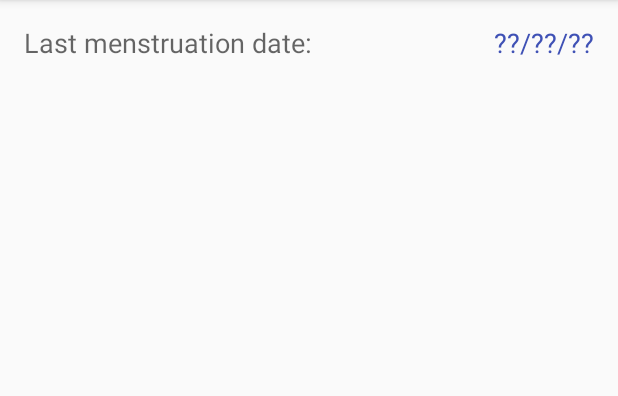
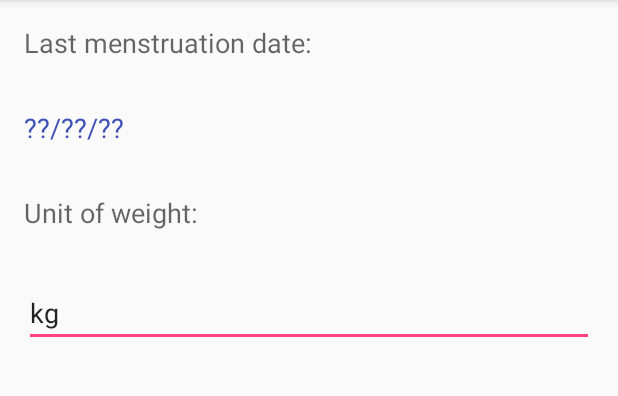
Before and after one commit to abiernacka1990/pregnancy-calendar, an Android app: the fragment SettingsFragment placed in its activity, after a tap on "Calendar", on a phone screen of 412 x 824 dp, the part 84-480 px from its top. Run offline under Robolectric (Android 15) with nearby library versions, the phone set to English and light mode, and no system bars; libraries missing offline, so code that uses them is left out: hirondelle.date4j; 2 other taps on this screen came first.

Commit message:
Add unit of weight as preference

```diff
--- a/app/src/main/java/com/miquido/pregnancycalendar/App.java
+++ b/app/src/main/java/com/miquido/pregnancycalendar/App.java
@@ -14,6 +14,8 @@ public class App extends Application {
 
     private static App instance;
     private WeightRepository weightRepository;
+
+
     public static App getInstance(){
         return instance;
     }
@@ -28,4 +30,8 @@ public class App extends Application {
     public WeightRepository getWeightRepository() {
         return weightRepository;
     }
+
+    public String getDefaultWeightUnit() {
+        return getApplicationContext().getString(R.string.default_weight_unit);
+    }
 }
--- a/app/src/main/java/com/miquido/pregnancycalendar/ui/fragments/SettingsFragment.java
+++ b/app/src/main/java/com/miquido/pregnancycalendar/ui/fragments/SettingsFragment.java
@@ -6,6 +6,7 @@ import android.support.annotation.NonNull;
 import android.view.LayoutInflater;
 import android.view.View;
 import android.view.ViewGroup;
+import android.widget.EditText;
 import android.widget.TextView;
 
 import com.miquido.pregnancycalendar.R;
@@ -28,6 +29,7 @@ public class SettingsFragment extends BaseFragment {
     private final String dialogSavedStateKey = "DIALOG_CALDROID_SAVED_STATE";
 
     private TextView dataTextView;
+    private EditText weightUnitEditText;
 
     private OnSettingsChangesListener settingsChangesListener;
     private CaldroidFragment dateDialogFragment;
@@ -58,7 +60,8 @@ public class SettingsFragment extends BaseFragment {
         // Inflate the layout for this fragment
         View mainView = inflater.inflate(R.layout.fragment_settings, container, false);
         dataTextView = (TextView) mainView.findViewById(R.id.text_start_date);
-        updatePregnancyStartDateInfo();
+        weightUnitEditText = (EditText) mainView.findViewById(R.id.text_weight_unit);
+        showPreferences();
         dataTextView.setOnClickListener(view -> openDateChooser());
 
         if(savedInstanceState != null) {
@@ -127,6 +130,12 @@ public class SettingsFragment extends BaseFragment {
         settingsChangesListener = null;
     }
 
+    @Override
+    public void onPause() {
+        saveWeightUnit();
+        super.onPause();
+    }
+
     public interface OnSettingsChangesListener {
         void onPregnancyStartDateChanged(long date);
     }
@@ -143,13 +152,20 @@ public class SettingsFragment extends BaseFragment {
 
     private void savePregnancyStartDate(Date date) {
         Preferences.getInstance().setPregnancyStartDate(date.getTime());
-        updatePregnancyStartDateInfo();
+        showPreferences();
     }
 
-    private void updatePregnancyStartDateInfo() {
+    private void saveWeightUnit() {
+        Preferences.getInstance().setWeightUnit(weightUnitEditText.getEditableText().toString());
+    }
+
+    private void showPreferences() {
         long date = Preferences.getInstance().getPregnancyStartDate();
         String dateInfo = date == 0 ? getString(R.string.unknown_date) : StringFormatter.date(date);
         dataTextView.setText(dateInfo);
+        String defaultWeightUnit = Preferences.getInstance().getWeightUnit();
+        weightUnitEditText.setText(defaultWeightUnit);
+        weightUnitEditText.setSelection(weightUnitEditText.getText().length());
     }
 
 
--- a/app/src/main/java/com/miquido/pregnancycalendar/ui/fragments/dialog/NewWeightDialogFragment.java
+++ b/app/src/main/java/com/miquido/pregnancycalendar/ui/fragments/dialog/NewWeightDialogFragment.java
@@ -12,6 +12,7 @@ import android.widget.ArrayAdapter;
 import android.widget.Button;
 import android.widget.EditText;
 import android.widget.Spinner;
+import android.widget.TextView;
 
 import com.miquido.pregnancycalendar.App;
 import com.miquido.pregnancycalendar.BuildConfig;
@@ -55,6 +56,8 @@ public class NewWeightDialogFragment extends DialogFragment {
         // Inflate the layout for this fragment
         getDialog().setTitle(R.string.dialog_new_weight_title);
         View mainView = inflater.inflate(R.layout.dialog_new_weight, container, false);
+        TextView weightLabelTextView = (TextView) mainView.findViewById(R.id.text_weight_label);
+        weightLabelTextView.setText(String.format(getString(R.string.dialog_new_weight_weight), App.getInstance().getDefaultWeightUnit()));
         editTextWeight = (EditText) mainView.findViewById(R.id.edittext_weight);
         spinnerWeek = (Spinner) mainView.findViewById(R.id.spinner_week);
         List<Integer> weeks = new ArrayList<>();
--- a/app/src/main/java/com/miquido/pregnancycalendar/utils/Preferences.java
+++ b/app/src/main/java/com/miquido/pregnancycalendar/utils/Preferences.java
@@ -12,6 +12,7 @@ public class Preferences {
 
     private static final String PREFERENCES_NAME = "PREGNANCY CALENDAR SHARED PREFERENCES";
     private static final String PREGNANCY_START_DATE_KEY = "PREGNANCY_START_DATE_KEY";
+    private static final String WEIGHT_UNIT = "WEIGHT_UNIT";
 
     private static Preferences ourInstance = new Preferences();
 
@@ -36,4 +37,15 @@ public class Preferences {
         editor.putLong(PREGNANCY_START_DATE_KEY, date);
         editor.apply();
     }
+
+    public String getWeightUnit() {
+        return sharedpreferences.getString(WEIGHT_UNIT, App.getInstance().getDefaultWeightUnit());
+    }
+
+    public void setWeightUnit(String weightUnit) {
+        editor.putString(WEIGHT_UNIT, weightUnit);
+        editor.apply();
+    }
+
+
 }
--- a/app/src/main/res/layout/dialog_new_weight.xml
+++ b/app/src/main/res/layout/dialog_new_weight.xml
@@ -36,10 +36,10 @@
         android:orientation="horizontal">
 
         <TextView
+            android:id="@+id/text_weight_label"
             android:layout_width="0dp"
             android:layout_height="wrap_content"
             android:layout_weight="2"
-            android:text="@string/dialog_new_weight_weight"
             android:textAppearance="?android:attr/textAppearanceMedium" />
 
         <EditText
--- a/app/src/main/res/layout/fragment_settings.xml
+++ b/app/src/main/res/layout/fragment_settings.xml
@@ -1,29 +1,42 @@
-<RelativeLayout xmlns:android="http://schemas.android.com/apk/res/android"
+<LinearLayout xmlns:android="http://schemas.android.com/apk/res/android"
     xmlns:tools="http://schemas.android.com/tools"
     android:layout_width="match_parent"
     android:layout_height="match_parent"
+    android:orientation="vertical"
     tools:context="com.miquido.pregnancycalendar.ui.fragments.SettingsFragment">
 
     <TextView
         android:id="@+id/text_start_date_label"
         android:layout_width="wrap_content"
         android:layout_height="wrap_content"
-        android:layout_alignParentLeft="true"
-        android:layout_alignParentTop="true"
         android:layout_margin="@dimen/fab_margin"
         android:text="@string/settings_start_date"
         android:textAppearance="?android:attr/textAppearanceMedium" />
 
     <TextView
         android:id="@+id/text_start_date"
-        android:layout_width="wrap_content"
+        android:layout_width="match_parent"
         android:layout_height="wrap_content"
-        android:layout_alignParentRight="true"
-        android:layout_alignParentTop="true"
         android:layout_margin="@dimen/fab_margin"
         android:clickable="true"
         android:text="@string/unknown_date"
         android:textAppearance="?android:attr/textAppearanceMedium"
         android:textColor="@color/colorClikableTextView"
         tools:text="16/09/2015" />
-</RelativeLayout>
+
+
+    <TextView
+        android:id="@+id/text_weight_unit_label"
+        android:layout_width="wrap_content"
+        android:layout_height="wrap_content"
+        android:layout_margin="@dimen/fab_margin"
+        android:text="@string/settings_weight_unit"
+        android:textAppearance="?android:attr/textAppearanceMedium" />
+
+    <EditText
+        android:id="@+id/text_weight_unit"
+        android:layout_width="match_parent"
+        android:layout_height="wrap_content"
+        android:layout_margin="@dimen/fab_margin"
+        tools:text="kg" />
+</LinearLayout>
--- a/app/src/main/res/values/strings.xml
+++ b/app/src/main/res/values/strings.xml
@@ -3,6 +3,7 @@
 
     <!-- Base -->
     <string name="unknown_date">\?\?/\?\?/\?\?</string>
+    <string name="default_weight_unit">kg</string>
     <string name="save">Save</string>
     <string name="incorrect_value">Incorrect value</string>
     <string name="item_deleted">Item deleted</string>
@@ -20,13 +21,14 @@
 
     <!-- Settings -->
     <string name="settings_start_date">Last menstruation date:</string>
+    <string name="settings_weight_unit">Unit of weight:</string>
 
     <!-- Weight information -->
     <string name="weight_title">Weight gain in the subsequent weeks of pregnancy</string>
 
     <!-- Weight information: DialogFragment to add new info -->
     <string name="dialog_new_weight_week_of_pregnancy">Week of pregnancy:</string>
-    <string name="dialog_new_weight_weight">Weight:</string>
+    <string name="dialog_new_weight_weight">Weight [%s]:</string>
     <string name="dialog_new_weight_title">Add...</string>
     <string name="dialog_confirm_updating_data_message">Information about your weight in this week already exists. Do you want to overwrite it?</string>
 </resources>
```
